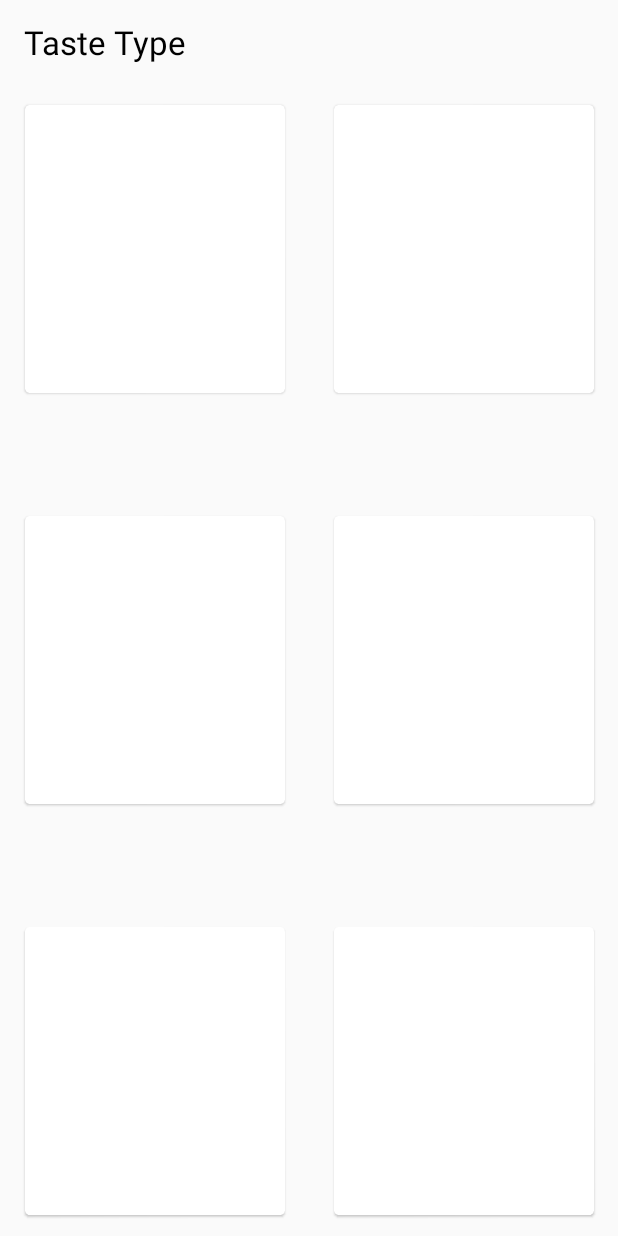
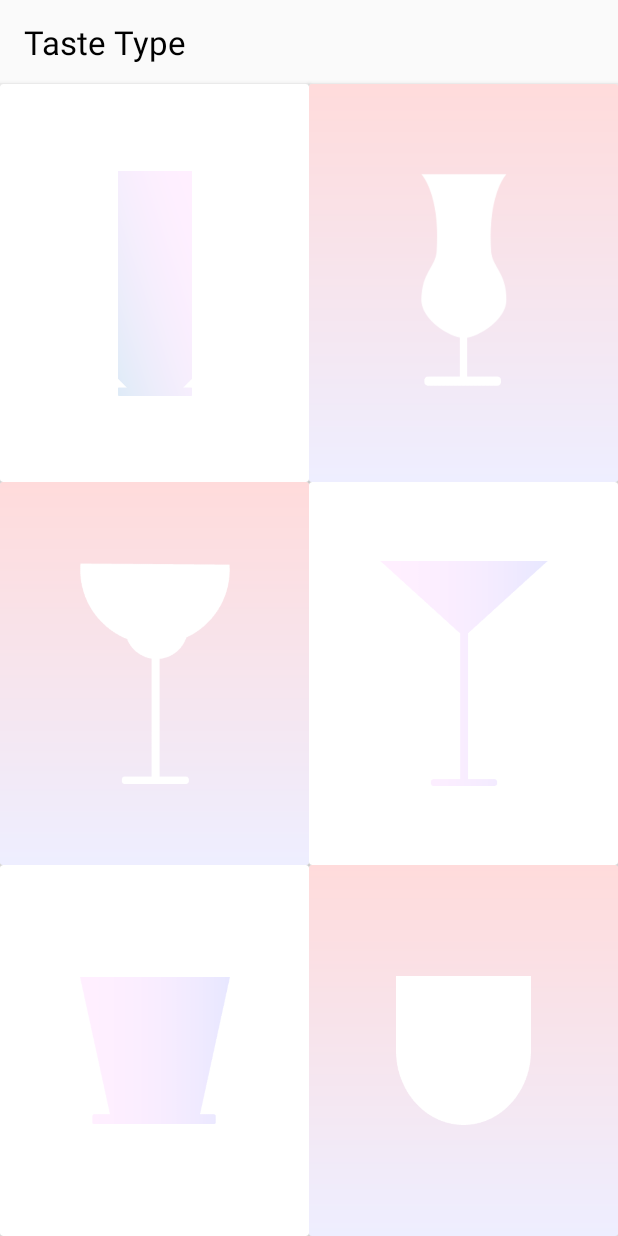
Before and after one commit to ThinkingDobby/CocktailBar, an Android app: the TasteActivity screen opened directly, with no data from a screen before it, on a phone screen of 412 x 824 dp. Run offline under Robolectric (Android 15) with nearby library versions, the phone set to English and light mode, and no system bars.

Commit message:
디자인 적용 중 임시 저장(2)

```diff
--- /dev/null
+++ b/app/src/main/res/drawable/gradient_main.xml
@@ -0,0 +1,9 @@
+<?xml version="1.0" encoding="utf-8"?>
+<shape xmlns:android="http://schemas.android.com/apk/res/android"
+    android:shape="rectangle">
+
+    <gradient
+        android:angle="-45"
+        android:endColor="#DAE3F3"
+        android:startColor="#FFCCCC" />
+</shape>
--- /dev/null
+++ b/app/src/main/res/drawable/gradient_taste_1.xml
@@ -0,0 +1,9 @@
+<?xml version="1.0" encoding="utf-8"?>
+<shape xmlns:android="http://schemas.android.com/apk/res/android"
+    android:shape="rectangle">
+
+    <gradient
+        android:angle="-315"
+        android:endColor="#B3E7E7FF"
+        android:startColor="#B3FFCCCC" />
+</shape>
--- /dev/null
+++ b/app/src/main/res/drawable/gradient_taste_2.xml
@@ -0,0 +1,9 @@
+<?xml version="1.0" encoding="utf-8"?>
+<shape xmlns:android="http://schemas.android.com/apk/res/android"
+    android:shape="rectangle">
+
+    <gradient
+        android:angle="-180"
+        android:endColor="#B3E7E7FF"
+        android:startColor="#B3FFCCCC" />
+</shape>
--- /dev/null
+++ b/app/src/main/res/drawable/gradient_taste_3.xml
@@ -0,0 +1,9 @@
+<?xml version="1.0" encoding="utf-8"?>
+<shape xmlns:android="http://schemas.android.com/apk/res/android"
+    android:shape="rectangle">
+
+    <gradient
+        android:angle="-45"
+        android:endColor="#B3E7E7FF"
+        android:startColor="#B3FFCCCC" />
+</shape>
--- a/app/src/main/res/layout/activity_main.xml
+++ b/app/src/main/res/layout/activity_main.xml
@@ -7,19 +7,32 @@
     android:layout_width="match_parent"
     android:layout_height="match_parent"
     android:onClick="hideKeyboard"
+    android:background="@drawable/gradient_main"
     tools:context=".MainActivity">
 
     <TextView
         android:id="@+id/main_tv_title"
         android:layout_width="wrap_content"
         android:layout_height="wrap_content"
-        android:text="정왕동 칵테일바"
+        android:text="정왕동 칵테일"
         android:textSize="50sp"
+        android:textColor="@android:color/white"
+        android:textStyle="bold"
         app:layout_constraintBottom_toTopOf="@+id/main_btn_enter"
         app:layout_constraintEnd_toEndOf="parent"
         app:layout_constraintStart_toStartOf="parent"
         app:layout_constraintTop_toTopOf="parent"
-        app:layout_constraintVertical_bias="0.55" />
+        app:layout_constraintVertical_bias="0.5" />
+
+    <ImageView
+        android:layout_width="170dp"
+        android:layout_height="400dp"
+        android:src="@drawable/main_logo"
+        app:layout_constraintBottom_toTopOf="@+id/main_btn_enter"
+        app:layout_constraintEnd_toEndOf="parent"
+        app:layout_constraintStart_toStartOf="parent"
+        app:layout_constraintTop_toTopOf="parent"
+        app:layout_constraintVertical_bias="0.5" />
 
     <Button
         android:id="@+id/main_btn_enter"
--- a/app/src/main/res/layout/activity_taste.xml
+++ b/app/src/main/res/layout/activity_taste.xml
@@ -26,77 +26,161 @@
 
     <androidx.cardview.widget.CardView
         android:id="@+id/taste_cv_1"
-        android:layout_width="180dp"
-        android:layout_height="200dp"
-        android:layout_margin="10dp"
-        app:cardCornerRadius="3dp"
-        app:cardElevation="1dp"
-        app:cardUseCompatPadding="true"
+        android:layout_width="0dp"
+        android:layout_height="0dp"
+        app:layout_constraintBottom_toTopOf="@+id/taste_gl_1"
         app:layout_constraintEnd_toStartOf="@+id/taste_gl"
         app:layout_constraintStart_toStartOf="parent"
-        app:layout_constraintTop_toBottomOf="@+id/list_tb" />
+        app:layout_constraintTop_toBottomOf="@+id/list_tb" >
+        <androidx.constraintlayout.widget.ConstraintLayout
+            android:layout_width="match_parent"
+            android:layout_height="match_parent"
+            >
+
+            <ImageView
+                android:layout_width="100dp"
+                android:layout_height="150dp"
+                android:src="@drawable/glass1"
+                app:layout_constraintBottom_toBottomOf="parent"
+                app:layout_constraintEnd_toEndOf="parent"
+                app:layout_constraintStart_toStartOf="parent"
+                app:layout_constraintTop_toTopOf="parent" />
+        </androidx.constraintlayout.widget.ConstraintLayout>
+    </androidx.cardview.widget.CardView>
 
     <androidx.cardview.widget.CardView
         android:id="@+id/taste_cv_2"
-        android:layout_width="180dp"
-        android:layout_height="200dp"
-        android:layout_margin="10dp"
-        app:cardCornerRadius="3dp"
-        app:cardElevation="1dp"
-        app:cardUseCompatPadding="true"
+        android:layout_width="0dp"
+        android:layout_height="0dp"
+        app:layout_constraintBottom_toTopOf="@id/taste_gl_1"
         app:layout_constraintEnd_toEndOf="parent"
         app:layout_constraintStart_toStartOf="@+id/taste_gl"
-        app:layout_constraintTop_toBottomOf="@+id/list_tb" />
+        app:layout_constraintTop_toBottomOf="@+id/list_tb" >
+        <androidx.constraintlayout.widget.ConstraintLayout
+            android:layout_width="match_parent"
+            android:layout_height="match_parent"
+            android:background="@drawable/gradient_taste_1">
+            <ImageView
+                android:layout_width="130dp"
+                android:layout_height="160dp"
+                android:src="@drawable/glass2"
+                app:layout_constraintBottom_toBottomOf="parent"
+                app:layout_constraintEnd_toEndOf="parent"
+                app:layout_constraintStart_toStartOf="parent"
+                app:layout_constraintTop_toTopOf="parent" />
+        </androidx.constraintlayout.widget.ConstraintLayout>
+    </androidx.cardview.widget.CardView>
+
+    <androidx.constraintlayout.widget.Guideline
+        android:id="@+id/taste_gl_1"
+        android:layout_width="wrap_content"
+        android:layout_height="wrap_content"
+        android:orientation="horizontal"
+        app:layout_constraintGuide_percent="0.39" />
 
     <androidx.cardview.widget.CardView
         android:id="@+id/taste_cv_3"
-        android:layout_width="180dp"
-        android:layout_height="200dp"
-        android:layout_margin="5dp"
-        app:cardCornerRadius="3dp"
-        app:cardUseCompatPadding="true"
-        app:cardElevation="1dp"
-        app:layout_constraintBottom_toTopOf="@+id/taste_cv_5"
+        android:layout_width="0dp"
+        android:layout_height="0dp"
+        app:layout_constraintBottom_toTopOf="@+id/taste_gl_2"
         app:layout_constraintEnd_toEndOf="@id/taste_gl"
         app:layout_constraintStart_toStartOf="parent"
-        app:layout_constraintTop_toBottomOf="@id/taste_cv_1" />
+        app:layout_constraintTop_toBottomOf="@id/taste_gl_1" >
+        <androidx.constraintlayout.widget.ConstraintLayout
+            android:layout_width="match_parent"
+            android:layout_height="match_parent"
+            android:background="@drawable/gradient_taste_2">
+
+            <ImageView
+                android:layout_width="100dp"
+                android:layout_height="150dp"
+                android:src="@drawable/glass3"
+                app:layout_constraintBottom_toBottomOf="parent"
+                app:layout_constraintEnd_toEndOf="parent"
+                app:layout_constraintStart_toStartOf="parent"
+                app:layout_constraintTop_toTopOf="parent" />
+        </androidx.constraintlayout.widget.ConstraintLayout>
+    </androidx.cardview.widget.CardView>
 
     <androidx.cardview.widget.CardView
         android:id="@+id/taste_cv_4"
-        android:layout_width="180dp"
-        android:layout_height="200dp"
-        android:layout_margin="5dp"
-        app:cardCornerRadius="3dp"
-        app:cardUseCompatPadding="true"
-        app:cardElevation="1dp"
-        app:layout_constraintBottom_toTopOf="@+id/taste_cv_6"
+        android:layout_width="0dp"
+        android:layout_height="0dp"
+        app:layout_constraintBottom_toTopOf="@+id/taste_gl_2"
         app:layout_constraintEnd_toEndOf="parent"
         app:layout_constraintStart_toStartOf="@+id/taste_gl"
-        app:layout_constraintTop_toBottomOf="@id/taste_cv_2" />
+        app:layout_constraintTop_toBottomOf="@id/taste_gl_1" >
+
+        <androidx.constraintlayout.widget.ConstraintLayout
+            android:layout_width="match_parent"
+            android:layout_height="match_parent"
+            >
+
+            <ImageView
+                android:layout_width="120dp"
+                android:layout_height="150dp"
+                android:src="@drawable/glass4"
+                app:layout_constraintBottom_toBottomOf="parent"
+                app:layout_constraintEnd_toEndOf="parent"
+                app:layout_constraintStart_toStartOf="parent"
+                app:layout_constraintTop_toTopOf="parent" />
+        </androidx.constraintlayout.widget.ConstraintLayout>
+    </androidx.cardview.widget.CardView>
+
+    <androidx.constraintlayout.widget.Guideline
+        android:id="@+id/taste_gl_2"
+        android:layout_width="wrap_content"
+        android:layout_height="wrap_content"
+        android:orientation="horizontal"
+        app:layout_constraintGuide_percent="0.7" />
 
     <androidx.cardview.widget.CardView
         android:id="@+id/taste_cv_5"
-        android:layout_width="180dp"
-        android:layout_height="200dp"
-        android:layout_margin="10dp"
-        app:cardCornerRadius="3dp"
-        app:cardUseCompatPadding="true"
-        app:cardElevation="1dp"
+        android:layout_width="0dp"
+        android:layout_height="0dp"
         app:layout_constraintBottom_toBottomOf="parent"
         app:layout_constraintEnd_toEndOf="@id/taste_gl"
-        app:layout_constraintStart_toStartOf="parent" />
+        app:layout_constraintStart_toStartOf="parent"
+        app:layout_constraintTop_toTopOf="@+id/taste_gl_2">
+        <androidx.constraintlayout.widget.ConstraintLayout
+            android:layout_width="match_parent"
+            android:layout_height="match_parent"
+            >
+
+            <ImageView
+                android:layout_width="100dp"
+                android:layout_height="150dp"
+                android:src="@drawable/glass5"
+                app:layout_constraintBottom_toBottomOf="parent"
+                app:layout_constraintEnd_toEndOf="parent"
+                app:layout_constraintStart_toStartOf="parent"
+                app:layout_constraintTop_toTopOf="parent" />
+        </androidx.constraintlayout.widget.ConstraintLayout>
+    </androidx.cardview.widget.CardView>
 
     <androidx.cardview.widget.CardView
         android:id="@+id/taste_cv_6"
-        android:layout_width="180dp"
-        android:layout_height="200dp"
-        android:layout_margin="10dp"
-        app:cardCornerRadius="3dp"
-        app:cardUseCompatPadding="true"
-        app:cardElevation="1dp"
+        android:layout_width="0dp"
+        android:layout_height="0dp"
         app:layout_constraintBottom_toBottomOf="parent"
         app:layout_constraintEnd_toEndOf="parent"
-        app:layout_constraintStart_toStartOf="@+id/taste_gl"/>
+        app:layout_constraintStart_toStartOf="@+id/taste_gl"
+        app:layout_constraintTop_toBottomOf="@+id/taste_gl_2" >
+        <androidx.constraintlayout.widget.ConstraintLayout
+            android:layout_width="match_parent"
+            android:layout_height="match_parent"
+            android:background="@drawable/gradient_taste_3">
+
+            <ImageView
+                android:layout_width="90dp"
+                android:layout_height="150dp"
+                android:src="@drawable/glass6"
+                app:layout_constraintBottom_toBottomOf="parent"
+                app:layout_constraintEnd_toEndOf="parent"
+                app:layout_constraintStart_toStartOf="parent"
+                app:layout_constraintTop_toTopOf="parent" />
+        </androidx.constraintlayout.widget.ConstraintLayout>
+    </androidx.cardview.widget.CardView>
 
     <androidx.constraintlayout.widget.Guideline
         android:id="@+id/taste_gl"
@@ -104,4 +188,8 @@
         android:layout_height="wrap_content"
         android:orientation="vertical"
         app:layout_constraintGuide_percent="0.5" />
+
+
+
+
 </androidx.constraintlayout.widget.ConstraintLayout>
```
Also changed, not shown: app/src/main/res/drawable-v24/glass1.png (added), app/src/main/res/drawable-v24/glass2.png (added), app/src/main/res/drawable-v24/glass3.png (added), app/src/main/res/drawable-v24/glass4.png (added), app/src/main/res/drawable-v24/glass5.png (added), app/src/main/res/drawable-v24/glass6.png (added), app/src/main/res/drawable-v24/main_logo.png (added).
